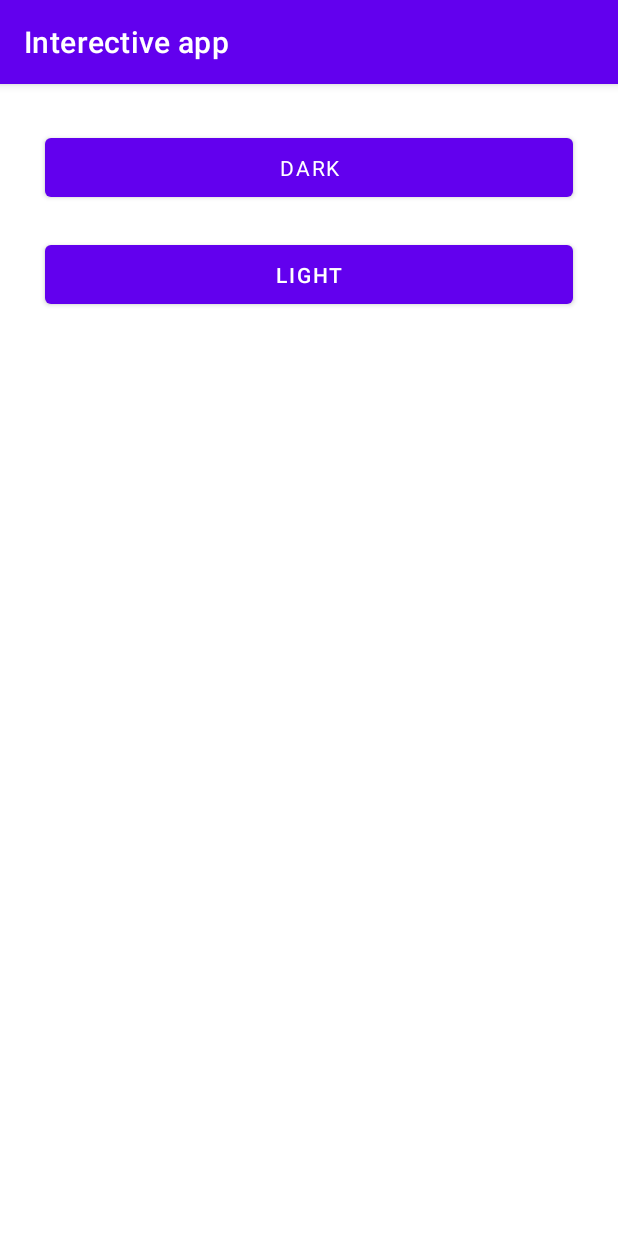
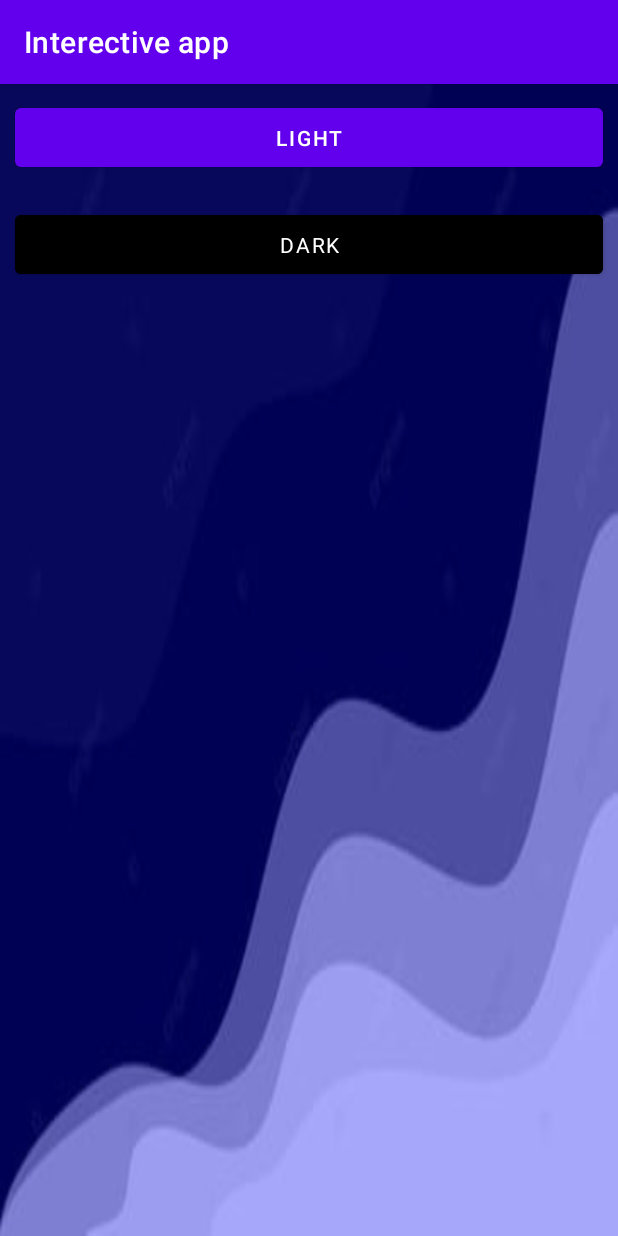
Before and after one commit to Subodhiot/AndroidAppDemo, an Android app: the screen it shows after launch (MainActivity), on a phone screen of 412 x 824 dp. Run offline under Robolectric (Android 15) with nearby library versions, the light colour scheme and no system bars.

Commit message:
Adding files

```diff
--- a/app/src/main/java/com/example/interectiveapp/MainActivity.kt
+++ b/app/src/main/java/com/example/interectiveapp/MainActivity.kt
@@ -1,12 +1,36 @@
 package com.example.interectiveapp
 
+import android.opengl.Visibility
 import androidx.appcompat.app.AppCompatActivity
 import android.os.Bundle
+import android.view.View
+import android.widget.Button
+import android.widget.ImageView
+import android.widget.LinearLayout
+import android.widget.Toast
 
 class MainActivity : AppCompatActivity() {
     override fun onCreate(savedInstanceState: Bundle?) {
+        var isVisible = false
         super.onCreate(savedInstanceState)
         setContentView(R.layout.activity_main)
+        val buttondark = findViewById<Button>(R.id.btnDark)
+        val buttonLight  = findViewById<Button>(R.id.btnLight)
+        val Layout = findViewById<LinearLayout>(R.id.LinearLayout)
+        buttondark.setOnClickListener(){
+            // change the colour mode
+            Layout.setBackgroundResource(R.drawable.download)
 
+        }
+        buttonLight.setOnClickListener(){
+            val imageview = findViewById<ImageView>(R.id.sexyimage)
+            if (isVisible) {
+                imageview.visibility = View.GONE
+                isVisible = true
+            } else {
+                imageview.visibility = View.VISIBLE
+                isVisible = true
+            }
+        }
     }
 }
--- a/app/src/main/res/layout/activity_main.xml
+++ b/app/src/main/res/layout/activity_main.xml
@@ -1,23 +1,14 @@
 <?xml version="1.0" encoding="utf-8"?>
-<LinearLayout
-    xmlns:android="http://schemas.android.com/apk/res/android"
+<LinearLayout xmlns:android="http://schemas.android.com/apk/res/android"
+    xmlns:app="http://schemas.android.com/apk/res-auto"
     xmlns:tools="http://schemas.android.com/tools"
-    xmlns:app="http://schemas.android.com/apk/res-auto"
     android:layout_width="match_parent"
     android:layout_height="match_parent"
+
     android:orientation="vertical"
-    android:layout_margin="20dp"
+    android:background="@drawable/background"
+    android:id="@+id/LinearLayout"
     tools:context=".MainActivity">
-
-    <Button
-        android:id="@+id/btnDark"
-        android:layout_width="match_parent"
-        android:layout_height="wrap_content"
-        android:layout_margin="10dp"
-        android:layout_marginBottom="10dp"
-        android:padding="10dp"
-        android:fontFamily="@string/appbar_scrolling_view_behavior"
-        android:text="Dark" />
 
     <Button
         android:id="@+id/btnLight"
@@ -26,4 +17,25 @@
         android:layout_margin="10dp"
         android:padding="10dp"
         android:text="Light" />
+    <ImageView
+        android:layout_width="match_parent"
+        android:layout_height="match_parent"
+
+        android:src="@drawable/sex2"
+        android:visibility="gone"
+        android:id="@+id/sexyimage"
+        />
+
+    <Button
+        android:id="@+id/btnDark"
+        android:backgroundTint="@color/black"
+        android:layout_width="match_parent"
+        android:layout_height="wrap_content"
+        android:layout_margin="10dp"
+        android:layout_marginBottom="10dp"
+        android:fontFamily="@string/appbar_scrolling_view_behavior"
+        android:padding="10dp"
+        android:text="Dark"
+        />
+
 </LinearLayout>
```
Also changed, not shown: app/src/main/res/drawable-v24/background.jpg (added), app/src/main/res/drawable/download.jpeg (added), 1 other file.
